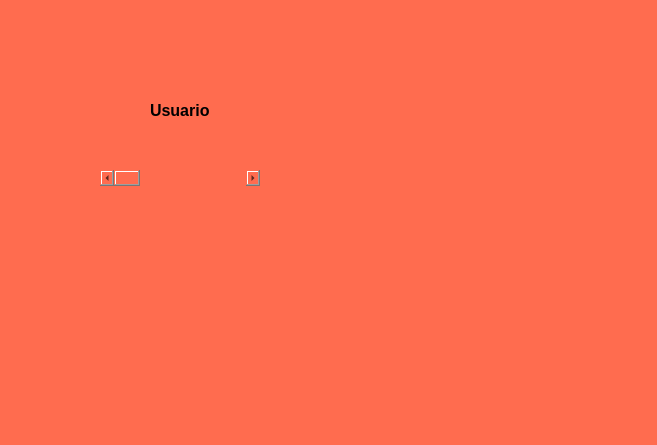
The window that Unidad 2/P6_HorizontalSlider.ui (cisgarnat/PIP-2024-01) describes before a commit, drawn with Qt 5.
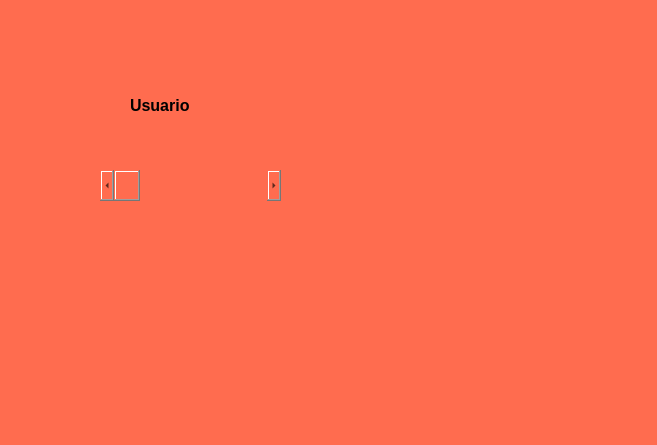
The same window after the commit. Icons and pictures are not drawn.

```diff
--- a/Unidad 2/P6_HorizontalSlider.ui
+++ b/Unidad 2/P6_HorizontalSlider.ui
@@ -96,10 +96,10 @@
    <widget class="QLabel" name="label_4">
     <property name="geometry">
      <rect>
-      <x>150</x>
-      <y>100</y>
-      <width>81</width>
-      <height>21</height>
+      <x>130</x>
+      <y>90</y>
+      <width>121</width>
+      <height>31</height>
      </rect>
     </property>
     <property name="font">
@@ -119,8 +119,8 @@
      <rect>
       <x>100</x>
       <y>170</y>
-      <width>160</width>
-      <height>16</height>
+      <width>181</width>
+      <height>31</height>
      </rect>
     </property>
     <property name="orientation">
```
Left out of the diff: 7 changed lines with no effect on the pictures.
